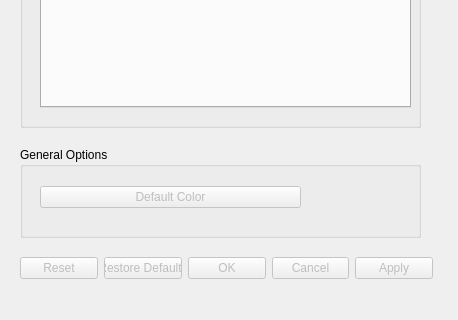
Before: the Qt Designer form src/Interface/Modules/Visualization/ShowField.ui in SCIInstitute/SCIRun, drawn with Qt 5; both pictures show x 0 to 458 and y 473 to 793 of the 458 by 793 pixel window.
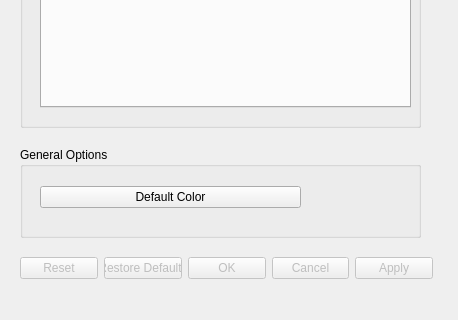
After: the same form once the commit is applied.

Patch:
```diff
--- a/src/Interface/Modules/Visualization/ShowField.ui
+++ b/src/Interface/Modules/Visualization/ShowField.ui
@@ -509,7 +509,7 @@
      <item>
       <widget class="QPushButton" name="pushButton">
        <property name="enabled">
-        <bool>false</bool>
+        <bool>true</bool>
        </property>
        <property name="text">
         <string>Default Color</string>
```
Left out of the diff: 2 changed lines with no effect on the pictures.
